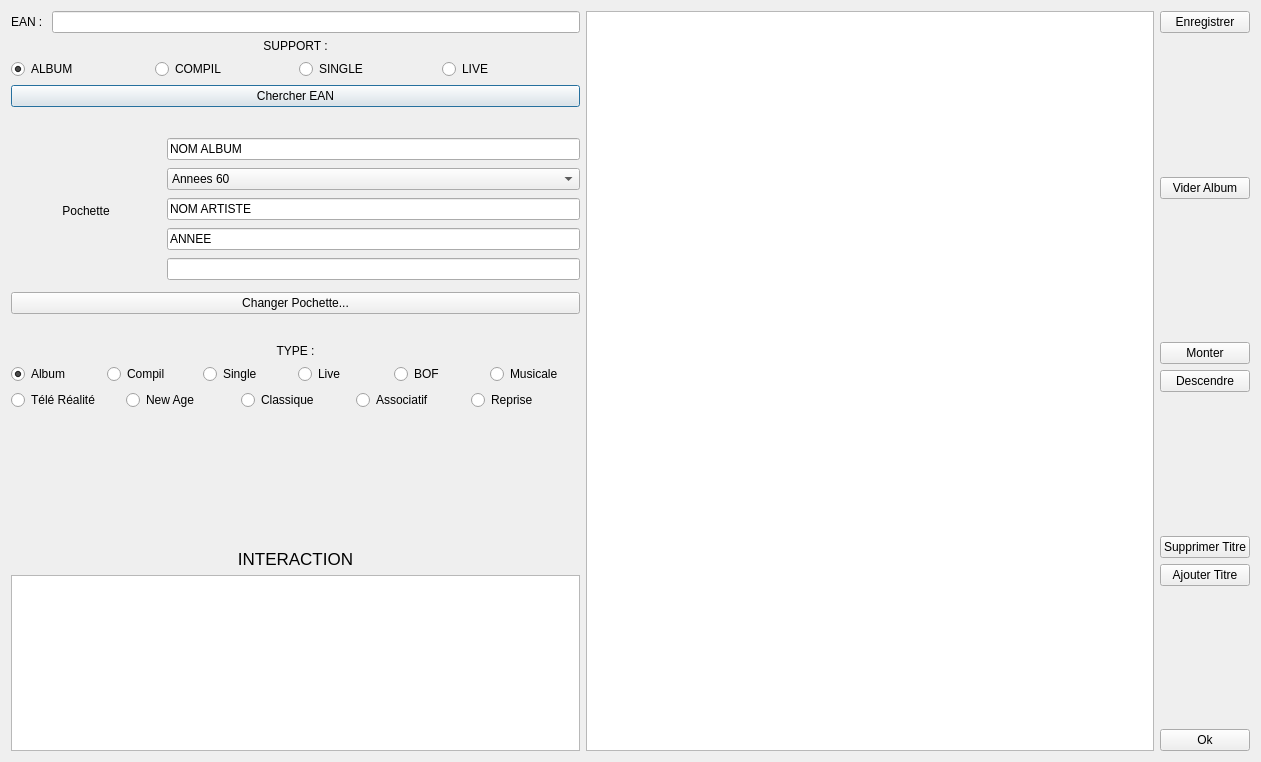
Qt form projet-musique/core/dialogajouterphys.ui (toopoormaghell/projet-musique) before a commit.
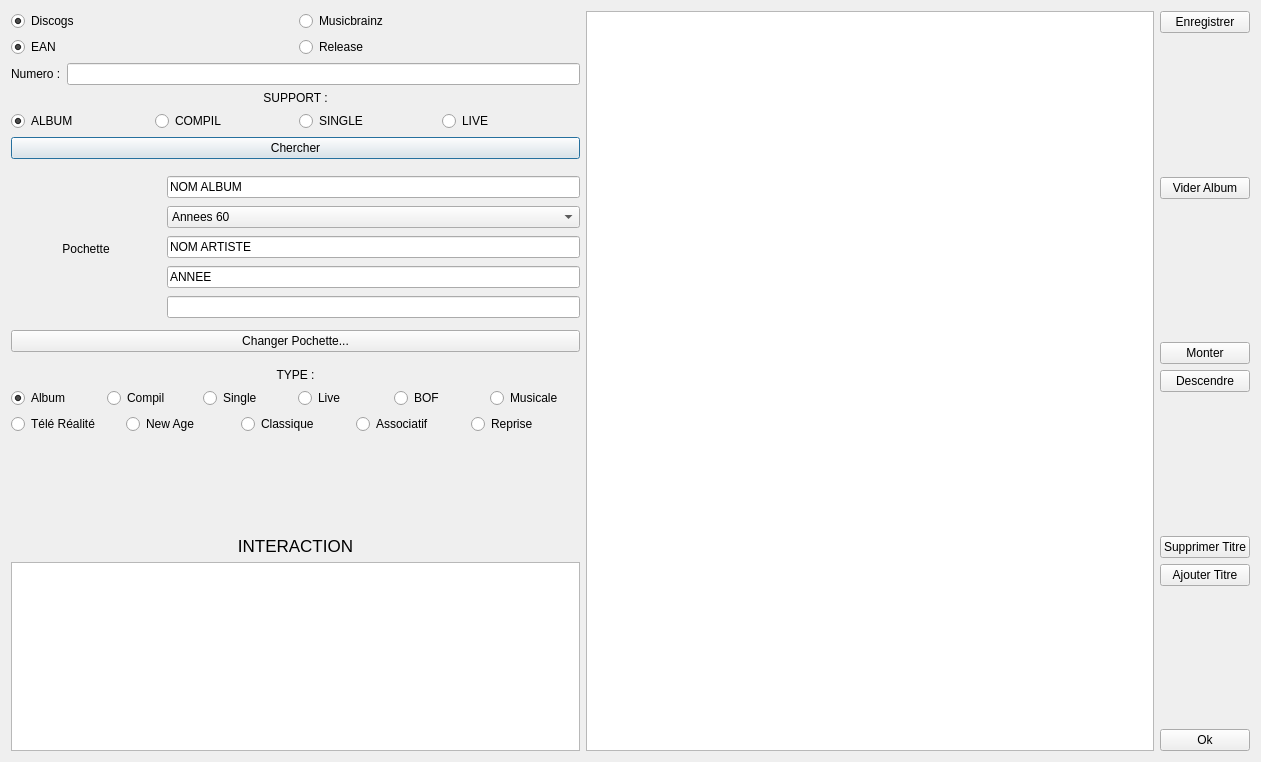
The same form after that commit.

Commit message:
Ajout de la méthode pour authentifier un album phys de Discogs avec la release.
Choix entre l'EAN et la release possible sur l'affichage de l'ajout
d'album phys.

Choix entre Discogs et MusicBrainz possible sur l'affichage de l'ajout
d'album phys.

Diff of the .ui file:
```diff
--- a/projet-musique/core/dialogajouterphys.ui
+++ b/projet-musique/core/dialogajouterphys.ui
@@ -13,15 +13,69 @@
   <property name="windowTitle">
    <string>Ajout d'un album physique</string>
   </property>
-  <layout class="QHBoxLayout" name="horizontalLayout_4">
+  <layout class="QHBoxLayout" name="horizontalLayout_8">
    <item>
-    <layout class="QVBoxLayout" name="InfosAlbum">
+    <layout class="QVBoxLayout" name="verticalLayout_3">
+     <item>
+      <layout class="QHBoxLayout" name="horizontalLayout_4">
+       <item>
+        <widget class="QRadioButton" name="Discogs">
+         <property name="text">
+          <string>Discogs</string>
+         </property>
+         <property name="checked">
+          <bool>true</bool>
+         </property>
+         <attribute name="buttonGroup">
+          <string notr="true">Site</string>
+         </attribute>
+        </widget>
+       </item>
+       <item>
+        <widget class="QRadioButton" name="Musicbrainz">
+         <property name="text">
+          <string>Musicbrainz</string>
+         </property>
+         <attribute name="buttonGroup">
+          <string notr="true">Site</string>
+         </attribute>
+        </widget>
+       </item>
+      </layout>
+     </item>
+     <item>
+      <layout class="QHBoxLayout" name="horizontalLayout_7">
+       <item>
+        <widget class="QRadioButton" name="EANChoisi">
+         <property name="text">
+          <string>EAN</string>
+         </property>
+         <property name="checked">
+          <bool>true</bool>
+         </property>
+         <attribute name="buttonGroup">
+          <string notr="true">TypeObjet</string>
+         </attribute>
+        </widget>
+       </item>
+       <item>
+        <widget class="QRadioButton" name="ReleaseChoisi">
+         <property name="text">
+          <string>Release</string>
+         </property>
+         <attribute name="buttonGroup">
+          <string notr="true">TypeObjet</string>
+         </attribute>
+        </widget>
+       </item>
+      </layout>
+     </item>
      <item>
       <layout class="QHBoxLayout" name="horizontalLayout">
        <item>
         <widget class="QLabel" name="label">
          <property name="text">
-          <string>EAN : </string>
+          <string>Numero :</string>
          </property>
         </widget>
        </item>
@@ -94,19 +148,19 @@
      <item>
       <widget class="QPushButton" name="ChercherEAN">
        <property name="text">
-        <string>Chercher EAN</string>
+        <string>Chercher</string>
        </property>
       </widget>
      </item>
      <item>
-      <spacer name="verticalSpacer">
+      <spacer name="verticalSpacer_7">
        <property name="orientation">
         <enum>Qt::Vertical</enum>
        </property>
        <property name="sizeHint" stdset="0">
         <size>
-         <width>20</width>
-         <height>40</height>
+         <width>569</width>
+         <height>13</height>
         </size>
        </property>
       </spacer>
@@ -226,14 +280,14 @@
       </widget>
      </item>
      <item>
-      <spacer name="verticalSpacer_7">
+      <spacer name="verticalSpacer">
        <property name="orientation">
         <enum>Qt::Vertical</enum>
        </property>
        <property name="sizeHint" stdset="0">
         <size>
-         <width>20</width>
-         <height>40</height>
+         <width>569</width>
+         <height>13</height>
         </size>
        </property>
       </spacer>
@@ -377,7 +431,7 @@
        <property name="sizeHint" stdset="0">
         <size>
          <width>20</width>
-         <height>150</height>
+         <height>100</height>
         </size>
        </property>
       </spacer>
```
Left out of the diff: 4 changed lines with no effect on the pictures. The commit also changes 4 other files.
